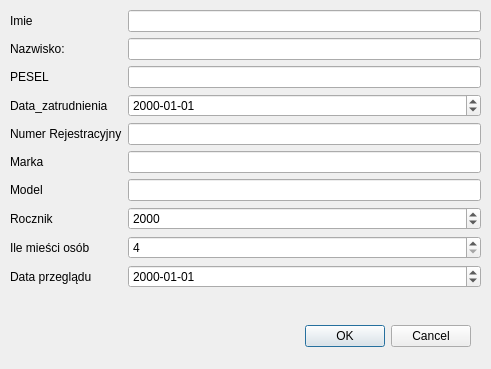
Before: the Qt Designer form Dialogi/dodajkierowce.ui in margap1998/Bazy-danych-taxi, drawn with Qt 5.
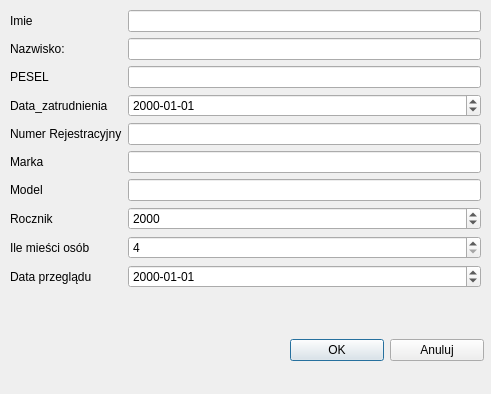
After: the same form once the commit is applied.

The edit to the form file:
```diff
--- a/Dialogi/dodajkierowce.ui
+++ b/Dialogi/dodajkierowce.ui
@@ -7,28 +7,12 @@
     <x>0</x>
     <y>0</y>
     <width>491</width>
-    <height>369</height>
+    <height>394</height>
    </rect>
   </property>
   <property name="windowTitle">
    <string>Dialog</string>
   </property>
-  <widget class="QDialogButtonBox" name="buttonBox">
-   <property name="geometry">
-    <rect>
-     <x>20</x>
-     <y>320</y>
-     <width>451</width>
-     <height>32</height>
-    </rect>
-   </property>
-   <property name="orientation">
-    <enum>Qt::Horizontal</enum>
-   </property>
-   <property name="standardButtons">
-    <set>QDialogButtonBox::Cancel|QDialogButtonBox::Ok</set>
-   </property>
-  </widget>
   <widget class="QWidget" name="formLayoutWidget">
    <property name="geometry">
     <rect>
@@ -166,6 +150,32 @@
     </item>
    </layout>
   </widget>
+  <widget class="QWidget" name="horizontalLayoutWidget">
+   <property name="geometry">
+    <rect>
+     <x>290</x>
+     <y>310</y>
+     <width>194</width>
+     <height>80</height>
+    </rect>
+   </property>
+   <layout class="QHBoxLayout" name="horizontalLayout">
+    <item>
+     <widget class="QPushButton" name="Ok">
+      <property name="text">
+       <string>OK</string>
+      </property>
+     </widget>
+    </item>
+    <item>
+     <widget class="QPushButton" name="anuluj">
+      <property name="text">
+       <string>Anuluj</string>
+      </property>
+     </widget>
+    </item>
+   </layout>
+  </widget>
  </widget>
  <resources/>
  <connections/>
```
